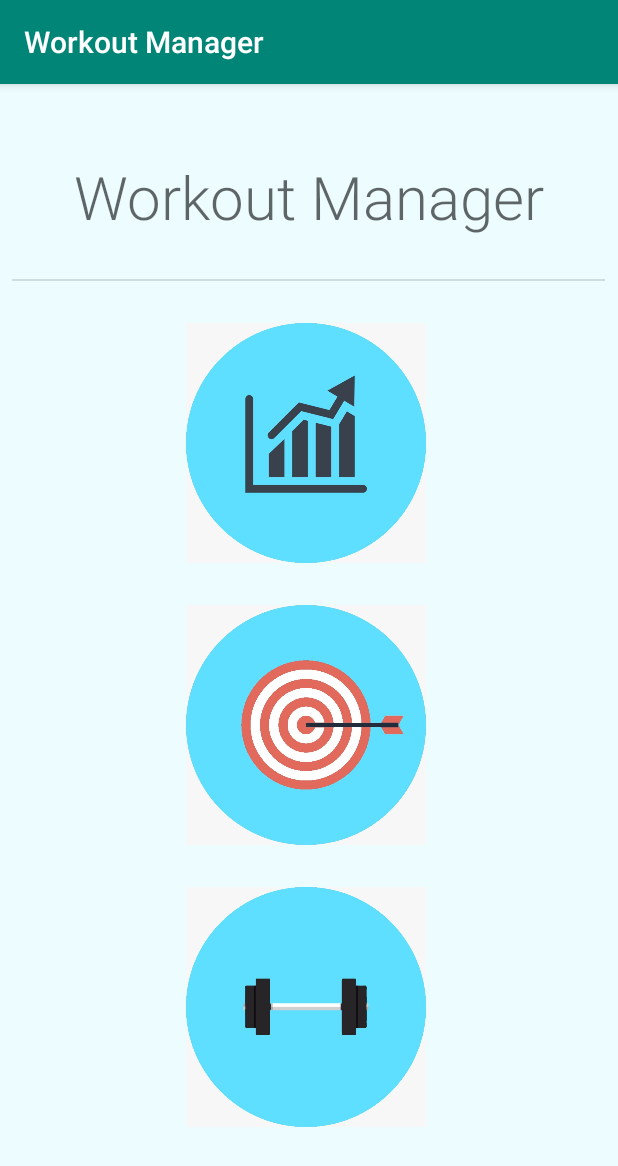
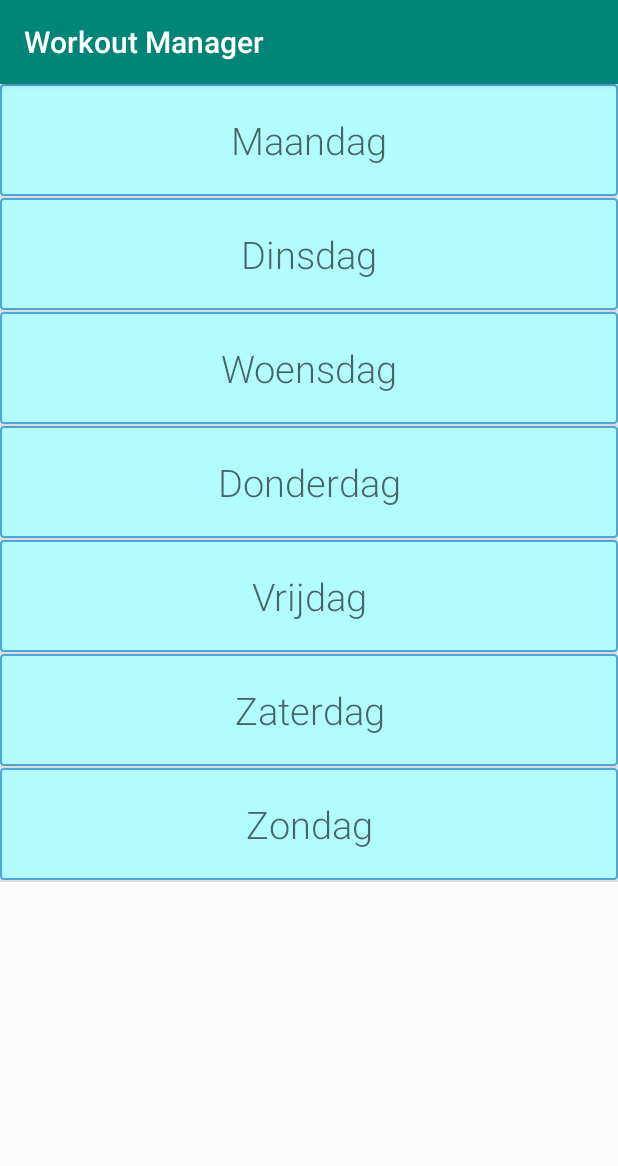
Before and after one commit to SuleyNL/WorkoutManager, an Android app: the screen it shows after launch (MainActivity before the commit, WorkoutActivity after it), after a tap on an icon or button, on a phone screen of 412 x 824 dp. Shown: the top 1166 px of the screen. Run offline under Robolectric (Android 15) with nearby library versions, the phone set to English and light mode, and no system bars.

Commit message:
Made: Working link between workoutoverview and singleworkout Work on: Database connection for hashmap

```diff
--- a/MPChartLib/src/main/java/com/github/mikephil/charting/charts/Chart.java
+++ b/MPChartLib/src/main/java/com/github/mikephil/charting/charts/Chart.java
@@ -1206,7 +1206,7 @@ public abstract class Chart<T extends ChartData<? extends IDataSet<? extends Ent
      * @param desc
      */
     public void setDescription(String desc) {
-        this.mDescription = desc;
+        //this.mDescription = desc;
     }
 
     /**
--- a/app/build.gradle
+++ b/app/build.gradle
@@ -23,9 +23,11 @@ dependencies {
     implementation fileTree(dir: 'libs', include: ['*.jar'])
     implementation 'androidx.appcompat:appcompat:1.1.0'
     implementation 'androidx.constraintlayout:constraintlayout:1.1.3'
+    implementation 'com.google.android.material:material:1.0.0'
     testImplementation 'junit:junit:4.12'
     androidTestImplementation 'androidx.test:runner:1.2.0'
     androidTestImplementation 'androidx.test.espresso:espresso-core:3.2.0'
     implementation 'androidx.cardview:cardview:1.0.0'
     implementation project(path: ':MPChartLib')
+    implementation 'com.android.support:cardview-v7:28.0.0'
 }
--- a/app/src/main/AndroidManifest.xml
+++ b/app/src/main/AndroidManifest.xml
@@ -9,7 +9,7 @@
         android:roundIcon="@mipmap/ic_launcher_round"
         android:supportsRtl="true"
         android:theme="@style/AppTheme">
-        <activity android:name=".ProgressActivity"></activity>
+        <activity android:name=".ProgressActivity" />
         <activity android:name=".MainActivity">
             <intent-filter>
                 <action android:name="android.intent.action.MAIN" />
@@ -17,6 +17,9 @@
                 <category android:name="android.intent.category.LAUNCHER" />
             </intent-filter>
         </activity>
+        <activity android:name=".GoalActivity" />
+        <activity android:name=".WorkoutActivity" />
+        <activity android:name=".SingleWorkoutActivity" />
     </application>
 
 </manifest>
--- a/app/src/main/java/com/example/workoutmanager/MainActivity.java
+++ b/app/src/main/java/com/example/workoutmanager/MainActivity.java
@@ -3,6 +3,8 @@ package com.example.workoutmanager;
 import androidx.appcompat.app.AppCompatActivity;
 
 import android.content.Context;
+import android.content.Intent;
+import android.content.SharedPreferences;
 import android.os.Bundle;
 import android.view.View;
 import android.view.animation.AnimationUtils;
@@ -27,7 +29,9 @@ public class MainActivity extends AppCompatActivity {
             public void onClick(View view)
             {
                 progressButton.startAnimation(AnimationUtils.loadAnimation(context, R.anim.animatie));
-                System.out.println("progress");            }
+                System.out.println("progress");
+                navigateToProgress();
+            }
         });
         goalButton = findViewById(R.id.goalButton);
         goalButton.setOnClickListener(new View.OnClickListener() {
@@ -35,7 +39,9 @@ public class MainActivity extends AppCompatActivity {
             public void onClick(View view)
             {
                 goalButton.startAnimation(AnimationUtils.loadAnimation(context, R.anim.animatie));
-                System.out.println("goal");            }
+                System.out.println("goal");
+                navigateToGoal();
+            }
         });
         weightButton = findViewById(R.id.weightButton);
         weightButton.setOnClickListener(new View.OnClickListener() {
@@ -44,10 +50,28 @@ public class MainActivity extends AppCompatActivity {
             {
                 weightButton.startAnimation(AnimationUtils.loadAnimation(context, R.anim.animatie));
                 System.out.println("weight");
+                navigateToWorkout();
             }
         });
 
     }
 
+    public void navigateToGoal(){
+        Intent intent = new Intent(getApplicationContext(), GoalActivity.class);
+        startActivity(intent);
+    }
+
+    public void navigateToProgress(){
+        Intent intent = new Intent(getApplicationContext(), ProgressActivity.class);
+        startActivity(intent);
+    }
+
+    public void navigateToWorkout(){
+        Intent intent = new Intent(getApplicationContext(), WorkoutActivity.class);
+        startActivity(intent);
+    }
+
+
+
 
 }
--- /dev/null
+++ b/app/src/main/java/com/example/workoutmanager/WorkoutActivity.java
@@ -0,0 +1,72 @@
+package com.example.workoutmanager;
+
+import android.content.Intent;
+import android.os.Bundle;
+import android.view.View;
+import android.widget.AdapterView;
+import android.widget.ArrayAdapter;
+import android.widget.ListView;
+import android.widget.TextView;
+
+import androidx.appcompat.app.AppCompatActivity;
+
+import com.example.workoutmanager.models.*;
+
+import java.util.ArrayList;
+import java.util.HashMap;
+import java.util.LinkedHashMap;
+
+public class WorkoutActivity extends AppCompatActivity {
+    public LinkedHashMap<String, Workout> workoutHashMap = new LinkedHashMap<>();
+
+    @Override
+    public void onCreate(Bundle savedInstanceState) {
+        super.onCreate(savedInstanceState);
+        setContentView(R.layout.activity_workout);
+        Workout maandag = new Workout("Maandag");
+        Workout dinsdag = new Workout("Dinsdag");
+        Workout woensdag = new Workout("Woensdag");
+        Workout donderdag = new Workout("Donderdag");
+        Workout vrijdag = new Workout("Vrijdag");
+        Workout zaterdag = new Workout("Zaterdag");
+        Workout zondag = new Workout("Zondag");
+        workoutHashMap.put(maandag.getNaam(), maandag);
+        workoutHashMap.put(dinsdag.getNaam(), dinsdag);
+        workoutHashMap.put(woensdag.getNaam(), woensdag);
+        workoutHashMap.put(donderdag.getNaam(), donderdag);
+        workoutHashMap.put(vrijdag.getNaam(), vrijdag);
+        workoutHashMap.put(zaterdag.getNaam(), zaterdag);
+        workoutHashMap.put(zondag.getNaam(), zondag);
+        final ArrayList<String> workoutArrayList = new ArrayList<>();
+        for(String key :workoutHashMap.keySet()){
+            System.out.println(key);
+            workoutArrayList.add(key);
+        }
+
+
+
+        // INLADEN ALLE TRIPS
+        final ListView list = findViewById(R.id.listView);
+        final ArrayAdapter<String> itemsAdapter =
+                new ArrayAdapter<String>(this, R.layout.text_view, workoutArrayList);
+
+        list.setOnItemClickListener(new AdapterView.OnItemClickListener() {
+            @Override
+            public void onItemClick(AdapterView<?> adapterView, View view, int i, long l) {
+                Intent intent = new Intent(getApplicationContext(), SingleWorkoutActivity.class);
+                intent.putExtra("workout", list.getItemAtPosition(i).toString());
+                startActivity(intent);
+
+            }
+        });
+
+        list.setAdapter(itemsAdapter);
+        }
+    public LinkedHashMap<String, Workout> getWorkoutHashMap() {
+        return workoutHashMap;
+    }
+
+    public void setWorkoutHashMap(LinkedHashMap<String, Workout> workoutHashMap) {
+        this.workoutHashMap = workoutHashMap;
+    }
+}
--- /dev/null
+++ b/app/src/main/java/com/example/workoutmanager/models/Exercise.java
@@ -0,0 +1,5 @@
+package com.example.workoutmanager.models;
+
+public class Exercise {
+
+}
--- /dev/null
+++ b/app/src/main/java/com/example/workoutmanager/models/Workout.java
@@ -0,0 +1,29 @@
+package com.example.workoutmanager.models;
+
+import java.util.ArrayList;
+
+public class Workout {
+    private String naam;
+    private ArrayList<Exercise> exercises;
+
+    public Workout(String naam){
+        this.naam = naam;
+    }
+
+
+    public String getNaam() {
+        return naam;
+    }
+
+    public void setNaam(String naam) {
+        this.naam = naam;
+    }
+
+    public ArrayList<Exercise> getExercises() {
+        return exercises;
+    }
+
+    public void setExercises(ArrayList<Exercise> exercises) {
+        this.exercises = exercises;
+    }
+}
--- /dev/null
+++ b/app/src/main/res/drawable/rectangle.xml
@@ -0,0 +1,21 @@
+<?xml version="1.0" encoding="utf-8"?>
+<shape xmlns:android="http://schemas.android.com/apk/res/android"
+    android:shape="rectangle" >
+
+    <!-- View background color -->
+    <solid
+        android:color="#B2FCFF">
+    </solid>
+
+    <!-- View border color and width -->
+    <stroke
+        android:width="1dp"
+        android:color="#4fa5d5">
+    </stroke>
+
+    <!-- The radius makes the corners rounded -->
+    <corners
+        android:radius="2dp"   >
+    </corners>
+
+</shape>
--- /dev/null
+++ b/app/src/main/res/layout/activity_workout.xml
@@ -0,0 +1,10 @@
+<?xml version="1.0" encoding="utf-8"?>
+<LinearLayout xmlns:android="http://schemas.android.com/apk/res/android"
+    android:orientation="vertical" android:layout_width="match_parent"
+    android:layout_height="match_parent">
+
+    <ListView
+        android:id="@+id/listView"
+        android:layout_width="match_parent"
+        android:layout_height="match_parent" />
+</LinearLayout>
--- /dev/null
+++ b/app/src/main/res/layout/text_view.xml
@@ -0,0 +1,21 @@
+<?xml version="1.0" encoding="utf-8"?>
+<TextView xmlns:android="http://schemas.android.com/apk/res/android"
+    xmlns:app="http://schemas.android.com/apk/res-auto"
+    android:id="@android:id/text1"
+    android:layout_width="match_parent"
+    android:layout_height="wrap_content"
+    android:background="@drawable/rectangle"
+    android:gravity="bottom"
+    android:minHeight="?android:attr/listPreferredItemHeightSmall"
+    android:paddingStart="?android:attr/listPreferredItemPaddingStart"
+    android:paddingLeft="?android:attr/listPreferredItemPaddingLeft"
+    android:paddingTop="20dp"
+    android:paddingEnd="?android:attr/listPreferredItemPaddingEnd"
+    android:paddingRight="?android:attr/listPreferredItemPaddingRight"
+    android:paddingBottom="20dp"
+    android:textAlignment="center"
+    android:textAppearance="@style/TextAppearance.AppCompat.Display4"
+    android:textSize="25sp"
+    app:layout_dodgeInsetEdges="all"
+    app:layout_insetEdge="top"
+    app:rippleColor="@android:color/background_dark" />
--- /dev/null
+++ b/app/src/main/res/values/dimens.xml
@@ -0,0 +1,3 @@
+<resources>
+    <dimen name="fab_margin">16dp</dimen>
+</resources>
--- a/app/src/main/res/values/strings.xml
+++ b/app/src/main/res/values/strings.xml
@@ -1,3 +1,4 @@
 <resources>
     <string name="app_name">Workout Manager</string>
+    <string name="title_activity_workout">activity_workout</string>
 </resources>
--- a/build.gradle
+++ b/build.gradle
@@ -9,7 +9,7 @@ buildscript {
 
     }
     dependencies {
-        classpath 'com.android.tools.build:gradle:3.4.0'
+        classpath 'com.android.tools.build:gradle:3.5.0'
         classpath 'com.jfrog.bintray.gradle:gradle-bintray-plugin:1.0'
         classpath 'com.github.dcendents:android-maven-gradle-plugin:1.4.1'
 
```
Also changed, not shown: app/src/main/java/com/example/workoutmanager/GoalActivity.java (added, +16 -0 lines), app/src/main/java/com/example/workoutmanager/SingleWorkoutActivity.java (added, +33 -0 lines), app/src/main/res/layout/activity_goal.xml (added, +11 -0 lines), app/src/main/res/layout/activity_single_workout.xml (added, +20 -0 lines), app/src/main/res/values/styles.xml (+9 -0 lines), gradle/wrapper/gradle-wrapper.properties.
